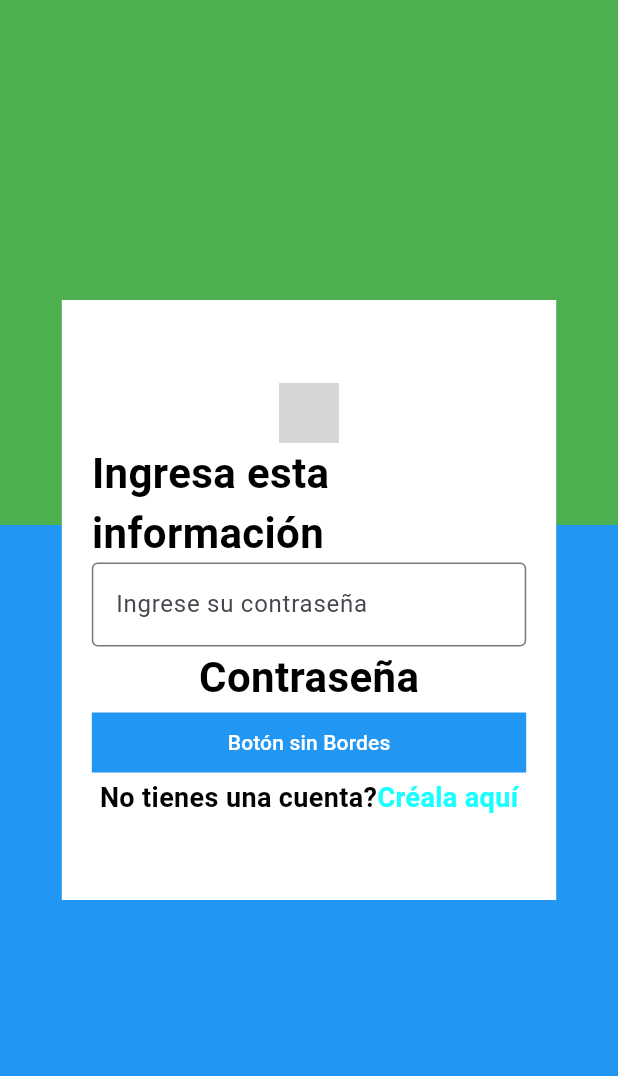
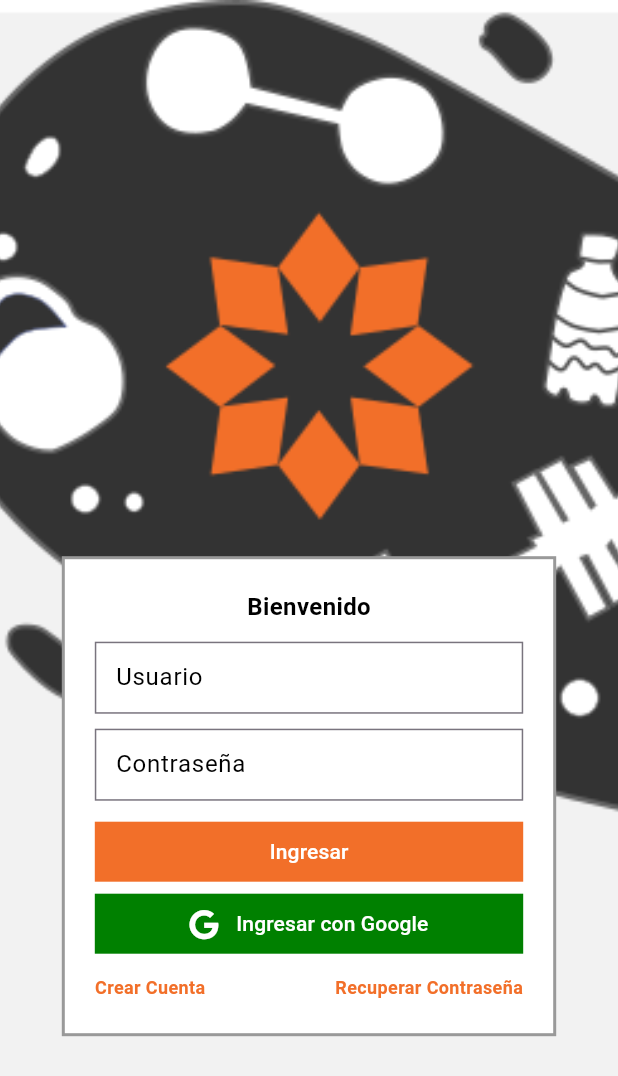
Before and after one commit to pepeul1191/pm20241-flutter, a Flutter app: the screen it shows after launch, on a phone screen of 412 x 824 dp. Shown: the top 1076 px of the screen. Run offline on Flutter 3.47's test engine with Material 3 defaults, Android fonts, the phone set to English and light mode, and no system bars; our stand-ins replace font_awesome_flutter; grey boxes are pictures that could not be loaded.

Commit message:
login terminado

```diff
--- a/lib/main.dart
+++ b/lib/main.dart
@@ -1,4 +1,5 @@
 import 'package:flutter/material.dart';
+import 'package:font_awesome_flutter/font_awesome_flutter.dart';
 
 void main() {
   runApp(const MyApp());
@@ -7,99 +8,165 @@ void main() {
 class MyApp extends StatelessWidget {
   const MyApp({super.key});
 
-  @override
-  Widget build(BuildContext context) {
-    return MaterialApp(
-      home: Scaffold(
-          body: Stack(children: [
+  Widget _buildBody(BuildContext context) {
+    final bool isKeyboardOpen = MediaQuery.of(context).viewInsets.bottom > 0;
+    return SafeArea(
+        child: Stack(
+      children: [
         Container(
-          color: Colors.blue,
+          color: Color(0xFFF2F2F2),
+          width: double.infinity,
+          height: double.infinity,
           margin: EdgeInsets.all(
               00.0), // Margen inferior de 20.0 (puedes ajustar este valor)
           alignment: Alignment.centerLeft,
         ),
-        Container(
-          color: Colors.green,
-          height: 350,
-          margin: EdgeInsets.all(
-              00.0), // Margen inferior de 20.0 (puedes ajustar este valor)
-          alignment: Alignment.centerLeft,
+        Column(
+          children: [
+            Expanded(
+              flex: 2,
+              child: _image(context),
+            ),
+            Expanded(flex: 1, child: Text('')),
+          ],
         ),
-        Container(
-          color: Colors.transparent,
-          margin: EdgeInsets.only(
-              top: 200,
-              left: 100,
-              right:
-                  100), // Margen inferior de 20.0 (puedes ajustar este valor)
-          alignment: Alignment.topCenter,
-          child: Column(
-            children: [
-              Container(
-                  margin: EdgeInsets.only(
-                      bottom: 10), // Margen de 8 en todos los lados
-                  child: Text(
-                    'Logo',
-                    style: TextStyle(
-                      fontSize: 28,
-                      fontWeight: FontWeight.bold,
-                      color: Colors.black,
-                    ),
-                  )),
-              Text(
-                'Gimnasio ULima',
-                style: TextStyle(
-                  fontSize: 18,
-                  fontWeight: FontWeight.bold,
-                  color: Colors.black,
-                ),
-              )
-            ],
+        _form(context, isKeyboardOpen),
+      ],
+    ));
+  }
+
+  Widget _image(context) {
+    return Container(
+        decoration: BoxDecoration(
+          image: DecorationImage(
+            image: AssetImage('assets/images/login.png'),
+            fit: BoxFit.cover, // Ajustar la imagen al tamaño del Container
           ),
         ),
-        Container(
-            color: Colors.white,
+        child: null);
+  }
+
+  Widget _links(BuildContext context) {
+    return Container(
+      child: Column(mainAxisAlignment: MainAxisAlignment.end, children: [
+        SizedBox(
+          height: 10,
+        ),
+        Row(
+          children: [
+            Expanded(
+              flex: 1,
+              child: GestureDetector(
+                onTap: () {
+                  // Acciones a realizar cuando se haga clic en el Text
+                },
+                child: Text(
+                  'Crear Cuenta',
+                  textAlign: TextAlign.left,
+                  style: TextStyle(
+                    fontSize: 12,
+                    fontWeight: FontWeight.bold,
+                    color: Color(0XFFF26F29),
+                  ),
+                ),
+              ),
+            ),
+            Expanded(
+              flex: 1,
+              child: GestureDetector(
+                onTap: () {
+                  // Puedes agregar cualquier acción que desees realizar aquí
+                },
+                child: Text(
+                  'Recuperar Contraseña',
+                  textAlign: TextAlign.right,
+                  style: TextStyle(
+                    fontSize: 12,
+                    fontWeight: FontWeight.bold,
+                    color: Color(0XFFF26F29),
+                  ),
+                ),
+              ),
+            ),
+          ],
+        )
+      ]),
+    );
+  }
+
+  Widget _form(BuildContext context, bool isKeyboardOpen) {
+    return SingleChildScrollView(
+        child: Container(
             alignment: Alignment.center,
+            decoration: BoxDecoration(
+              border: Border.all(
+                color: Color(0XFF999999), // Color del borde
+                width: 2.0, // Ancho del borde
+              ),
+              color: Colors.white,
+            ),
             padding: EdgeInsets.all(20),
             margin: EdgeInsets.fromLTRB(
               MediaQuery.of(context).size.width * 0.1, // Margen izquierdo
-              200, // Margen superior
+              MediaQuery.of(context).size.width *
+                  (isKeyboardOpen ? 0.3 : 0.9), // Margen superior
               MediaQuery.of(context).size.width * 0.1, // Margen derecho
               MediaQuery.of(context).size.width * 0.1, // Margen inferior
             ),
-            height: 400,
+            height: 320,
             child: Column(
-              mainAxisAlignment: MainAxisAlignment.center,
+              mainAxisAlignment: MainAxisAlignment.start,
               children: [
-                Image.network(
-                  'https://upload.wikimedia.org/wikipedia/commons/0/0e/ULIMA_logo.png', // URL de la imagen
-                  width: 40, // Ancho de la imagen
-                  height: 40, // Alto de la imagen
-                  fit: BoxFit.cover, // Ajuste de la imagen
-                ),
-                Text('Ingresa esta información',
+                Text('Bienvenido',
                     style: TextStyle(
-                      fontSize: 28,
+                      fontSize: 16,
                       fontWeight: FontWeight.bold,
                       color: Colors.black,
                     )),
+                SizedBox(height: 12),
                 Column(
                   mainAxisAlignment: MainAxisAlignment.end,
                   children: [
                     TextField(
+                      style: TextStyle(fontSize: 16),
                       decoration: InputDecoration(
-                        labelText:
-                            'Ingrese su contraseña', // Etiqueta del campo de texto
-                        border:
-                            OutlineInputBorder(), // Borde del campo de texto
+                        labelText: 'Usuario', // Etiqueta del campo de texto
+                        labelStyle: TextStyle(color: Colors.black),
+                        border: OutlineInputBorder(
+                            borderRadius:
+                                BorderRadius.zero), // Borde del campo de texto
+                        contentPadding:
+                            EdgeInsets.symmetric(vertical: 10, horizontal: 10),
+                        focusedBorder: OutlineInputBorder(
+                          borderSide: BorderSide(
+                              color:
+                                  Colors.black), // Color del borde al enfocar
+                        ),
                       ),
                     ),
-                    Text('Contraseña',
-                        style: TextStyle(
-                          fontSize: 28,
-                          fontWeight: FontWeight.bold,
-                          color: Colors.black,
-                        )),
+                    SizedBox(
+                      height: 10,
+                    ),
+                    TextField(
+                      style: TextStyle(fontSize: 16),
+                      decoration: InputDecoration(
+                        labelText: 'Contraseña', // Etiqueta del campo de texto
+                        labelStyle: TextStyle(color: Colors.black),
+                        border: OutlineInputBorder(
+                            borderRadius:
+                                BorderRadius.zero), // Borde del campo de texto
+                        contentPadding:
+                            EdgeInsets.symmetric(vertical: 10, horizontal: 10),
+                        focusedBorder: OutlineInputBorder(
+                          borderSide: BorderSide(
+                              color:
+                                  Colors.black), // Color del borde al enfocar
+                        ),
+                      ),
+                    ),
+                    SizedBox(
+                      height: 10,
+                    ),
                     SizedBox(
                       width: double.infinity, // Ocupar todo el ancho disponible
                       child: TextButton(
@@ -109,7 +176,7 @@ class MyApp extends StatelessWidget {
                         },
                         style: TextButton.styleFrom(
                           backgroundColor:
-                              Colors.blue, // Color de fondo del botón
+                              Color(0XFFF26F29), // Color de fondo del botón
                           padding: EdgeInsets
                               .zero, // Padding cero para eliminar el espacio interno
                           shape: RoundedRectangleBorder(
@@ -118,42 +185,66 @@ class MyApp extends StatelessWidget {
                           ),
                         ),
                         child: Text(
-                          'Botón sin Bordes',
+                          'Ingresar',
                           style: TextStyle(
                             color: Colors.white, // Color del texto
+                            fontSize: 14,
                           ),
                         ),
                       ),
                     ),
-                    /*ElevatedButton(
-                      onPressed: () {
-                        // Función que se ejecuta cuando se presiona el botón
-                        print('Botón presionado');
-                      },
-                      child: Text('Login'),
-                    ), */
+                    SizedBox(
+                      width: double.infinity, // Ocupar todo el ancho disponible
+                      child: TextButton(
+                        onPressed: () {
+                          // Función que se ejecuta cuando se presiona el botón
+                          print('Botón presionado');
+                        },
+                        style: TextButton.styleFrom(
+                          backgroundColor:
+                              Color(0XFF008000), // Color de fondo del botón
+                          padding: EdgeInsets
+                              .zero, // Padding cero para eliminar el espacio interno
+                          shape: RoundedRectangleBorder(
+                            borderRadius: BorderRadius
+                                .zero, // Bordes cero para eliminar los bordes
+                          ),
+                        ),
+                        child: Row(
+                          mainAxisAlignment: MainAxisAlignment.center,
+                          children: [
+                            FaIcon(
+                              FontAwesomeIcons
+                                  .google, // Icono de Google de Font Awesome
+                              color: Colors.white, // Color del icono
+                              size: 20, // Tamaño del icono
+                            ), // Icono
+                            SizedBox(
+                                width: 12), // Espacio entre el icono y el texto
+                            Text(
+                              'Ingresar con Google',
+                              style: TextStyle(
+                                color: Colors.white, // Color del texto
+                              ),
+                            ),
+                          ],
+                        ),
+                      ),
+                    ),
                   ],
                 ),
-                Row(
-                  mainAxisAlignment: MainAxisAlignment.center,
-                  children: [
-                    Text('No tienes una cuenta?',
-                        style: TextStyle(
-                          fontSize: 18,
-                          fontWeight: FontWeight.bold,
-                          color: Colors.black,
-                        )),
-                    Text('Créala aquí',
-                        style: TextStyle(
-                          fontSize: 18,
-                          fontWeight: FontWeight.bold,
-                          color: Colors.cyanAccent,
-                        )),
-                  ],
-                )
+                _links(context),
               ],
-            )),
-      ])),
-    );
+            )));
+  }
+
+  @override
+  Widget build(BuildContext context) {
+    return MaterialApp(
+        home: Scaffold(
+      resizeToAvoidBottomInset: false,
+      appBar: null,
+      body: _buildBody(context),
+    ));
   }
 }
--- a/pubspec.yaml
+++ b/pubspec.yaml
@@ -30,6 +30,7 @@ environment:
 dependencies:
   flutter:
     sdk: flutter
+  font_awesome_flutter: ^10.6.0
 
 
   # The following adds the Cupertino Icons font to your application.
@@ -88,3 +89,5 @@ flutter:
   #
   # For details regarding fonts from package dependencies,
   # see https://flutter.dev/custom-fonts/#from-packages
+  assets:
+    - assets/images/
```
Also changed, not shown: assets/images/login.png (added), pubspec.lock.
